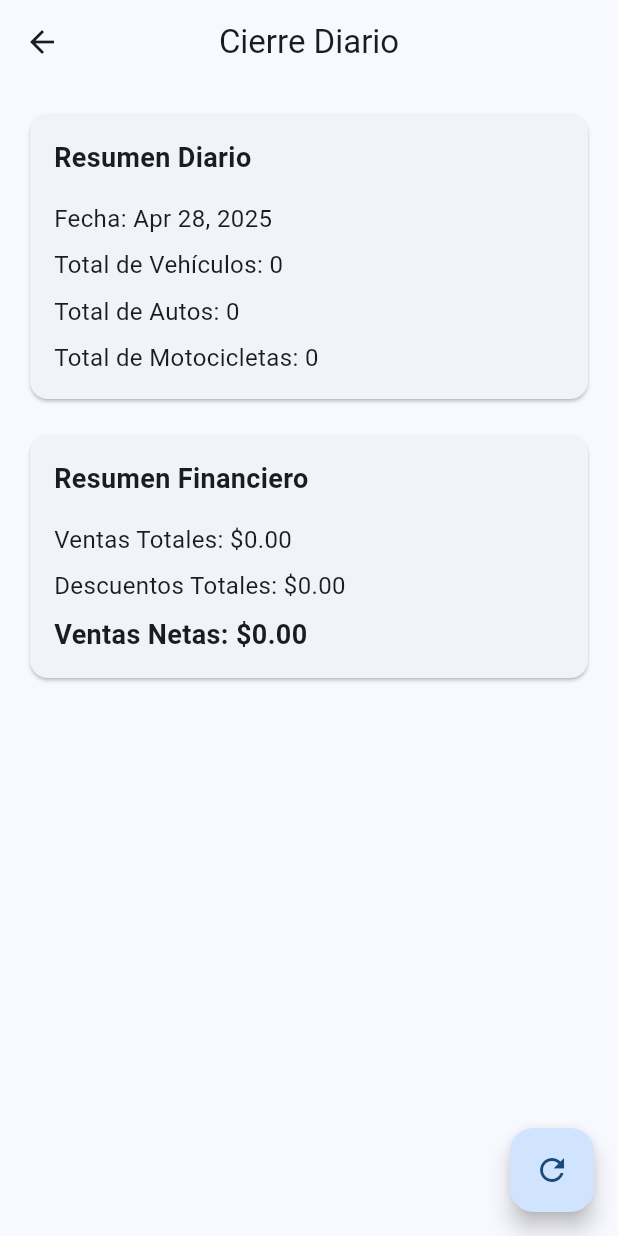
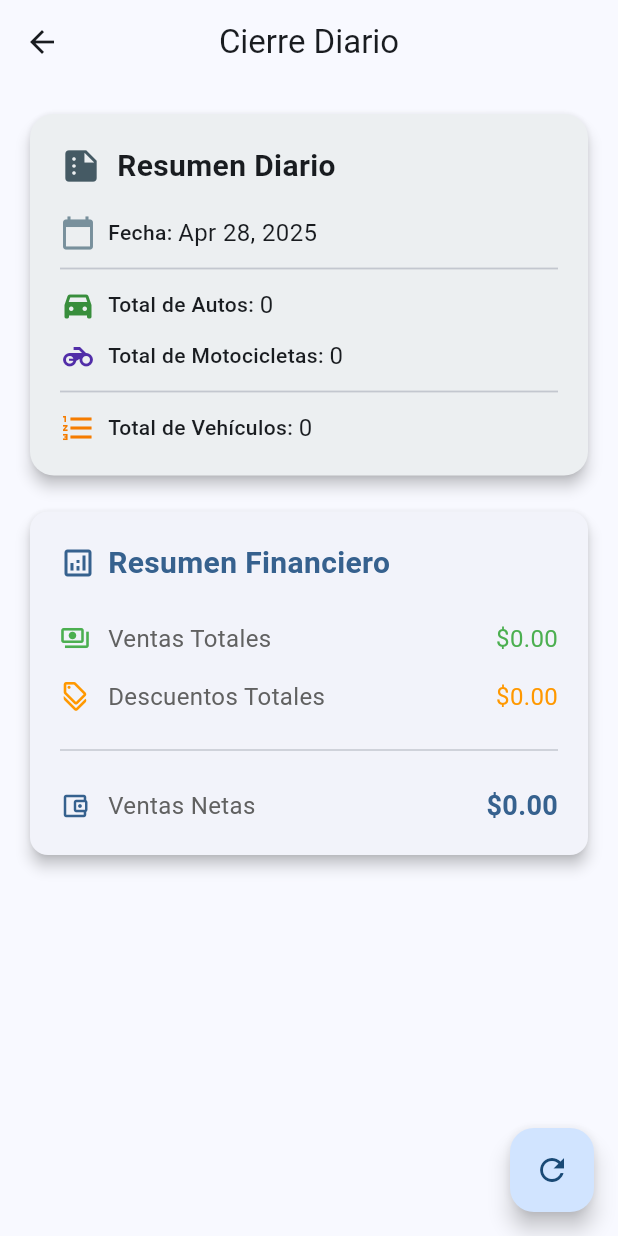
Before and after one commit to crisari666/parking_app, a Flutter app: the ClosurePage screen opened by its route, on a phone screen of 412 x 824 dp. Run offline on Flutter 3.47's test engine with Material 3 defaults, Android fonts, the phone set to English and light mode, and no system bars; our stand-ins replace auto_route, equatable, flutter_bloc, gap, get_it, hive and 2 more; accounts and stored records are empty; generated files the repository leaves out were written again.

Commit message:
Refactor ClosurePage to utilize new DailySummaryCard and FinancialSummaryCard widgets
- Replaced inline summary display with dedicated DailySummaryCard and FinancialSummaryCard widgets for better code organization and reusability.
- Enhanced ClosurePage layout by integrating the new widgets, improving readability and maintainability.
- Added new widget files for DailySummaryCard and FinancialSummaryCard, encapsulating summary logic and UI.

```diff
--- a/lib/features/closure/presentation/pages/closure_page.dart
+++ b/lib/features/closure/presentation/pages/closure_page.dart
@@ -1,11 +1,12 @@
 import 'package:flutter/material.dart';
 import 'package:flutter_bloc/flutter_bloc.dart';
 import 'package:quantum_parking_flutter/features/closure/presentation/bloc/closure_bloc.dart';
-import 'package:intl/intl.dart';
 import 'package:auto_route/auto_route.dart';
 import 'package:flutter_gen/gen_l10n/app_localizations.dart';
 import 'package:quantum_parking_flutter/features/closure/presentation/bloc/closure_event.dart';
 import 'package:quantum_parking_flutter/features/closure/presentation/bloc/closure_state.dart';
+import 'package:quantum_parking_flutter/features/closure/presentation/widgets/daily_summary_card.dart';
+import 'package:quantum_parking_flutter/features/closure/presentation/widgets/financial_summary_card.dart';
 
 @RoutePage()
 class ClosurePage extends StatelessWidget {
@@ -29,79 +30,9 @@ class ClosurePage extends StatelessWidget {
               child: Column(
                 crossAxisAlignment: CrossAxisAlignment.stretch,
                 children: [
-                  Card(
-                    child: Padding(
-                      padding: const EdgeInsets.all(16.0),
-                      child: Column(
-                        crossAxisAlignment: CrossAxisAlignment.stretch,
-                        children: [
-                          Text(
-                            l10n.dailySummary,
-                            style: const TextStyle(
-                              fontSize: 18,
-                              fontWeight: FontWeight.bold,
-                            ),
-                          ),
-                          const SizedBox(height: 16),
-                          Text(
-                            '${l10n.date}: ${DateFormat('MMM dd, yyyy').format(state.closure.date)}',
-                            style: const TextStyle(fontSize: 16),
-                          ),
-                          const SizedBox(height: 8),
-                          Text(
-                            '${l10n.totalVehicles}: ${state.closure.totalVehicles}',
-                            style: const TextStyle(fontSize: 16),
-                          ),
-                          const SizedBox(height: 8),
-                          Text(
-                            '${l10n.totalCars}: ${state.closure.vehiclesByType['car'] ?? 0}',
-                            style: const TextStyle(fontSize: 16),
-                          ),
-                          const SizedBox(height: 8),
-                          Text(
-                            '${l10n.totalMotorcycles}: ${state.closure.vehiclesByType['motorcycle'] ?? 0}',
-                            style: const TextStyle(fontSize: 16),
-                          ),
-                        ],
-                      ),
-                    ),
-                  ),
+                  DailySummaryCard(closure: state.closure, l10n: l10n),
                   const SizedBox(height: 16),
-                  Card(
-                    child: Padding(
-                      padding: const EdgeInsets.all(16.0),
-                      child: Column(
-                        crossAxisAlignment: CrossAxisAlignment.stretch,
-                        children: [
-                          Text(
-                            l10n.financialSummary,
-                            style: const TextStyle(
-                              fontSize: 18,
-                              fontWeight: FontWeight.bold,
-                            ),
-                          ),
-                          const SizedBox(height: 16),
-                          Text(
-                            '${l10n.totalSales}: \$${state.closure.totalIncome.toStringAsFixed(2)}',
-                            style: const TextStyle(fontSize: 16),
-                          ),
-                          const SizedBox(height: 8),
-                          Text(
-                            '${l10n.totalDiscounts}: \$0.00',
-                            style: const TextStyle(fontSize: 16),
-                          ),
-                          const SizedBox(height: 8),
-                          Text(
-                            '${l10n.netSales}: \$${state.closure.totalIncome.toStringAsFixed(2)}',
-                            style: const TextStyle(
-                              fontSize: 18,
-                              fontWeight: FontWeight.bold,
-                            ),
-                          ),
-                        ],
-                      ),
-                    ),
-                  ),
+                  FinancialSummaryCard(closure: state.closure, l10n: l10n),
                 ],
               ),
             );
--- /dev/null
+++ b/lib/features/closure/presentation/widgets/daily_summary_card.dart
@@ -0,0 +1,107 @@
+import 'package:flutter/material.dart';
+import 'package:flutter_gen/gen_l10n/app_localizations.dart';
+import 'package:quantum_parking_flutter/features/records/data/models/daily_closure_model.dart';
+import 'package:intl/intl.dart';
+
+class DailySummaryCard extends StatelessWidget {
+  final DailyClosureModel closure;
+  final AppLocalizations l10n;
+
+  const DailySummaryCard({
+    super.key,
+    required this.closure,
+    required this.l10n,
+  });
+
+  @override
+  Widget build(BuildContext context) {
+    return Card(
+      elevation: 4,
+      shape: RoundedRectangleBorder(
+        borderRadius: BorderRadius.circular(16),
+      ),
+      color: Colors.blueGrey[50],
+      child: Padding(
+        padding: const EdgeInsets.all(20.0),
+        child: Column(
+          crossAxisAlignment: CrossAxisAlignment.stretch,
+          children: [
+            Row(
+              children: [
+                Icon(Icons.summarize, color: Colors.blueGrey[700], size: 28),
+                const SizedBox(width: 10),
+                Text(
+                  l10n.dailySummary,
+                  style: const TextStyle(
+                    fontSize: 20,
+                    fontWeight: FontWeight.bold,
+                  ),
+                ),
+              ],
+            ),
+            const SizedBox(height: 18),
+            Row(
+              children: [
+                Icon(Icons.calendar_today, color: Colors.blueGrey[400]),
+                const SizedBox(width: 8),
+                Text(
+                  '${l10n.date}: ',
+                  style: const TextStyle(fontWeight: FontWeight.w500),
+                ),
+                Text(
+                  DateFormat('MMM dd, yyyy').format(closure.date),
+                  style: const TextStyle(fontSize: 16),
+                ),
+              ],
+            ),
+            const Divider(height: 24, thickness: 1.2),
+            Row(
+              children: [
+                Icon(Icons.directions_car_filled, color: Colors.green[700]),
+                const SizedBox(width: 8),
+                Text(
+                  '${l10n.totalCars}: ',
+                  style: const TextStyle(fontWeight: FontWeight.w500),
+                ),
+                Text(
+                  '${closure.vehiclesByType['car'] ?? 0}',
+                  style: const TextStyle(fontSize: 16),
+                ),
+              ],
+            ),
+            const SizedBox(height: 10),
+            Row(
+              children: [
+                Icon(Icons.motorcycle, color: Colors.deepPurple[700]),
+                const SizedBox(width: 8),
+                Text(
+                  '${l10n.totalMotorcycles}: ',
+                  style: const TextStyle(fontWeight: FontWeight.w500),
+                ),
+                Text(
+                  '${closure.vehiclesByType['motorcycle'] ?? 0}',
+                  style: const TextStyle(fontSize: 16),
+                ),
+              ],
+            ),
+            const Divider(height: 24, thickness: 1.2),
+            Row(
+              children: [
+                Icon(Icons.format_list_numbered, color: Colors.orange[700]),
+                const SizedBox(width: 8),
+                Text(
+                  '${l10n.totalVehicles}: ',
+                  style: const TextStyle(fontWeight: FontWeight.w500),
+                ),
+                Text(
+                  '${closure.totalVehicles}',
+                  style: const TextStyle(fontSize: 16),
+                ),
+              ],
+            ),
+          ],
+        ),
+      ),
+    );
+  }
+}
--- /dev/null
+++ b/lib/features/closure/presentation/widgets/financial_summary_card.dart
@@ -0,0 +1,116 @@
+import 'package:flutter/material.dart';
+import 'package:flutter_gen/gen_l10n/app_localizations.dart';
+import 'package:quantum_parking_flutter/features/records/data/models/daily_closure_model.dart';
+
+class FinancialSummaryCard extends StatelessWidget {
+  final DailyClosureModel closure;
+  final AppLocalizations l10n;
+
+  const FinancialSummaryCard({
+    super.key,
+    required this.closure,
+    required this.l10n,
+  });
+
+  @override
+  Widget build(BuildContext context) {
+    final theme = Theme.of(context);
+
+    return Card(
+      elevation: 4,
+      shape: RoundedRectangleBorder(
+        borderRadius: BorderRadius.circular(12),
+      ),
+      child: InkWell(
+        borderRadius: BorderRadius.circular(12),
+        onTap: () {}, // Add any onTap functionality if needed
+        child: Padding(
+          padding: const EdgeInsets.all(20.0),
+          child: Column(
+            crossAxisAlignment: CrossAxisAlignment.stretch,
+            children: [
+              Row(
+                children: [
+                  Icon(
+                    Icons.analytics_outlined,
+                    color: theme.primaryColor,
+                    size: 24,
+                  ),
+                  const SizedBox(width: 8),
+                  Text(
+                    l10n.financialSummary,
+                    style: TextStyle(
+                      fontSize: 20,
+                      fontWeight: FontWeight.bold,
+                      color: theme.primaryColor,
+                    ),
+                  ),
+                ],
+              ),
+              const SizedBox(height: 24),
+              _buildFinancialRow(
+                icon: Icons.payments_outlined,
+                label: l10n.totalSales,
+                value: closure.totalIncome,
+                color: Colors.green,
+              ),
+              const SizedBox(height: 16),
+              _buildFinancialRow(
+                icon: Icons.discount_outlined,
+                label: l10n.totalDiscounts,
+                value: 0.00,
+                color: Colors.orange,
+              ),
+              const SizedBox(height: 16),
+              const Divider(),
+              const SizedBox(height: 16),
+              _buildFinancialRow(
+                icon: Icons.account_balance_wallet_outlined,
+                label: l10n.netSales,
+                value: closure.totalIncome,
+                color: theme.primaryColor,
+                isBold: true,
+              ),
+            ],
+          ),
+        ),
+      ),
+    );
+  }
+
+  Widget _buildFinancialRow({
+    required IconData icon,
+    required String label,
+    required double value,
+    required Color color,
+    bool isBold = false,
+  }) {
+    return Row(
+      children: [
+        Icon(
+          icon,
+          color: color,
+          size: 20,
+        ),
+        const SizedBox(width: 12),
+        Expanded(
+          child: Text(
+            label,
+            style: TextStyle(
+              fontSize: 16,
+              color: Colors.grey[700],
+            ),
+          ),
+        ),
+        Text(
+          '\$${value.toStringAsFixed(2)}',
+          style: TextStyle(
+            fontSize: isBold ? 18 : 16,
+            fontWeight: isBold ? FontWeight.bold : FontWeight.normal,
+            color: color,
+          ),
+        ),
+      ],
+    );
+  }
+}
```
